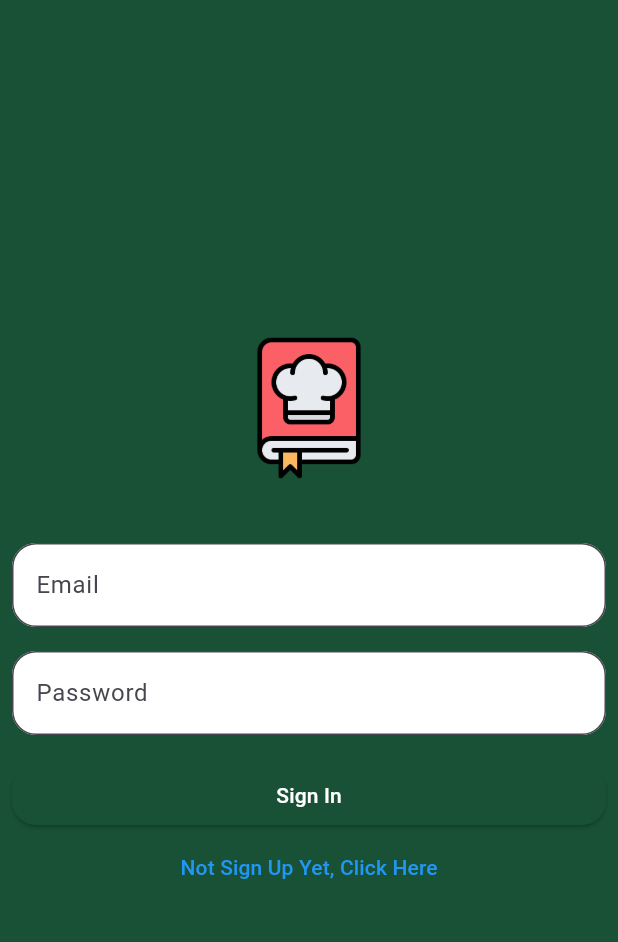
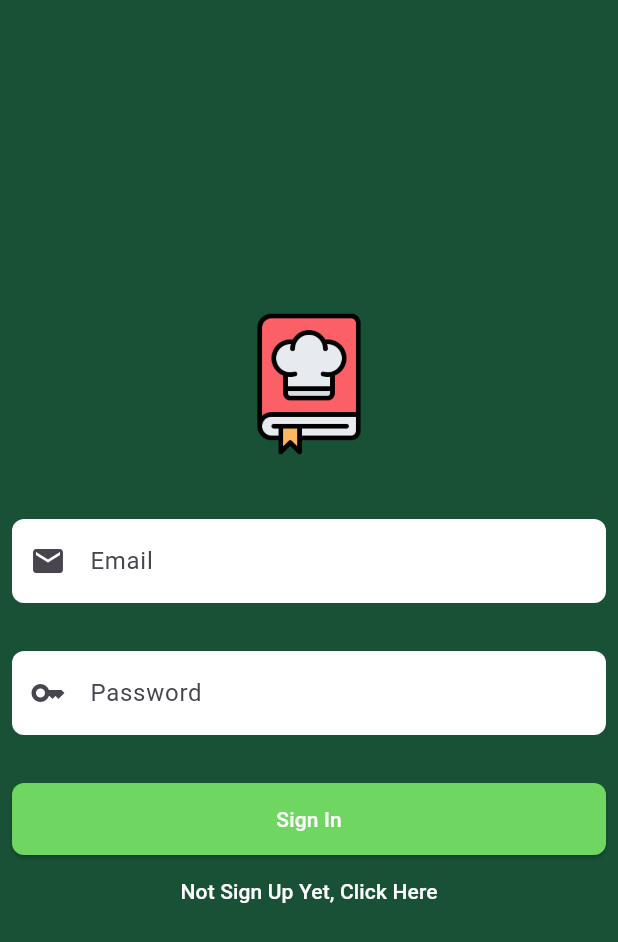
Before and after one commit to Zer0-01/Flutter-Recipe-Shot, a Flutter app: the screen it shows after launch, on a phone screen of 412 x 824 dp. Shown: the top 942 px of the screen. Run offline on Flutter 3.47's test engine with Material 3 defaults, Android fonts, the phone set to English and light mode, and no system bars; our stand-ins replace cloud_firestore, firebase_auth, firebase_core; accounts and stored records are empty.

Commit message:
feat(signin): enhance UI for the signin feature
- Create reusable widget for the SigninTextFormField
- Create reusable widget for the SigninButton

```diff
--- a/lib/features/signIn/view/signin_view.dart
+++ b/lib/features/signIn/view/signin_view.dart
@@ -1,7 +1,7 @@
 import 'package:flutter/material.dart';
-import 'package:flutter_recipe_shot/features/signin/view/widget/sign_in_button_widget.dart';
 import 'package:flutter_recipe_shot/features/signin/view/widget/sign_up_navigator_widget.dart';
-import 'package:flutter_recipe_shot/features/signin/view/widget/text_form_field_widget.dart';
+import 'package:flutter_recipe_shot/features/signin/view/widget/signin_button_widget.dart';
+import 'package:flutter_recipe_shot/features/signin/view/widget/signin_text_form_field_widget.dart';
 import 'package:flutter_recipe_shot/features/signin/vm/signin_vm.dart';
 import 'package:flutter_recipe_shot/features/signup/view/signup_view.dart';
 import 'package:flutter_recipe_shot/res/colors/app_colors.dart';
@@ -37,36 +37,34 @@ class _SigninViewState extends State<SigninView> {
               const SizedBox(
                 height: 40,
               ),
-              TextFormFieldWidget(
-                inputController: vm.emailController,
-                labelText: 'Email',
+              SigninTextFormFieldWidget(
+                controller: vm.emailController,
+                obscureText: false,
+                hintText: 'Email',
+                icon: Icons.email,
                 validator: (value) => value!.isEmpty ? 'Enter an email' : null,
               ),
               const SizedBox(
-                height: 16,
+                height: 32,
               ),
-              TextFormFieldWidget(
-                inputController: vm.passwordController,
-                labelText: 'Password',
+              SigninTextFormFieldWidget(
+                controller: vm.passwordController,
+                obscureText: true,
+                icon: Icons.key,
+                hintText: 'Password',
                 validator: (value) => value!.length < 6
                     ? "Enter a password 6+ characters long"
                     : null,
               ),
               const SizedBox(
-                height: 16,
+                height: 32,
               ),
-              Row(
-                children: [
-                  Expanded(
-                    child: SignInButtonWidget(
-                      onPressed: () {
-                        if (_formKey.currentState!.validate()) {
-                          vm.signIn(context);
-                        }
-                      },
-                    ),
-                  ),
-                ],
+              SignInButtonWidget(
+                onPressed: () {
+                  if (_formKey.currentState!.validate()) {
+                    vm.signIn(context);
+                  }
+                },
               ),
               SignUpNavigatorWidget(
                 onPressed: () {
--- a/lib/features/signIn/view/widget/sign_in_button_widget.dart
+++ /dev/null
@@ -1,21 +0,0 @@
-import 'package:flutter/material.dart';
-import 'package:flutter_recipe_shot/res/colors/app_colors.dart';
-
-class SignInButtonWidget extends StatelessWidget {
-  final void Function()? onPressed;
-  const SignInButtonWidget({super.key, this.onPressed});
-
-  @override
-  Widget build(BuildContext context) {
-    return ElevatedButton(
-      onPressed: onPressed,
-      style: ElevatedButton.styleFrom(
-        foregroundColor: Colors.white,
-        backgroundColor: AppColors.darkGreenColor,
-        shape: const RoundedRectangleBorder(
-            borderRadius: BorderRadius.all(Radius.circular(16))),
-      ),
-      child: const Text('Sign In'),
-    );
-  }
-}
--- a/lib/features/signIn/view/widget/sign_up_navigator_widget.dart
+++ b/lib/features/signIn/view/widget/sign_up_navigator_widget.dart
@@ -1,4 +1,5 @@
 import 'package:flutter/material.dart';
+import 'package:flutter_recipe_shot/res/colors/app_colors.dart';
 
 class SignUpNavigatorWidget extends StatelessWidget {
   final void Function()? onPressed;
@@ -11,9 +12,9 @@ class SignUpNavigatorWidget extends StatelessWidget {
           foregroundColor: Colors.blue,
         ),
         onPressed: onPressed,
-        child: const Text(
+        child: Text(
           'Not Sign Up Yet, Click Here',
-          style: TextStyle(color: Colors.blue),
+          style: TextStyle(color: AppColors.whiteColor),
         ));
   }
 }
--- /dev/null
+++ b/lib/features/signIn/view/widget/signin_button_widget.dart
@@ -0,0 +1,25 @@
+import 'package:flutter/material.dart';
+import 'package:flutter_recipe_shot/res/colors/app_colors.dart';
+
+class SignInButtonWidget extends StatelessWidget {
+  final void Function()? onPressed;
+  const SignInButtonWidget({super.key, this.onPressed});
+
+  @override
+  Widget build(BuildContext context) {
+    return SizedBox(
+      width: double.infinity,
+      height: 48,
+      child: ElevatedButton(
+        onPressed: onPressed,
+        style: ElevatedButton.styleFrom(
+          foregroundColor: Colors.white,
+          backgroundColor: AppColors.lightGreenColor,
+          shape: const RoundedRectangleBorder(
+              borderRadius: BorderRadius.all(Radius.circular(8.0))),
+        ),
+        child: const Text('Sign In'),
+      ),
+    );
+  }
+}
--- /dev/null
+++ b/lib/features/signIn/view/widget/signin_text_form_field_widget.dart
@@ -0,0 +1,38 @@
+import 'package:flutter/material.dart';
+import 'package:flutter_recipe_shot/res/colors/app_colors.dart';
+
+class SigninTextFormFieldWidget extends StatelessWidget {
+  final TextEditingController controller;
+  final bool obscureText;
+  final String hintText;
+  final IconData icon;
+  final String? Function(String?)? validator;
+
+  const SigninTextFormFieldWidget(
+      {super.key,
+      required this.controller,
+      required this.obscureText,
+      required this.icon,
+      this.validator,
+      required this.hintText});
+
+  @override
+  Widget build(BuildContext context) {
+    return TextFormField(
+      controller: controller,
+      obscureText: obscureText,
+      decoration: InputDecoration(
+        hintText: hintText,
+        filled: true,
+        fillColor: AppColors.whiteColor,
+        prefixIcon: Icon(icon),
+        border: OutlineInputBorder(
+          borderRadius: BorderRadius.circular(8.0),
+          borderSide: BorderSide.none,
+        ),
+        errorStyle: TextStyle(color: AppColors.whiteColor),
+      ),
+      validator: validator,
+    );
+  }
+}
--- a/lib/features/signIn/view/widget/text_form_field_widget.dart
+++ /dev/null
@@ -1,28 +0,0 @@
-import 'package:flutter/material.dart';
-
-class TextFormFieldWidget extends StatelessWidget {
-  final TextEditingController inputController;
-  final String labelText;
-  final String? Function(String?)? validator;
-  const TextFormFieldWidget(
-      {super.key,
-      required this.inputController,
-      required this.labelText,
-      this.validator});
-
-  @override
-  Widget build(BuildContext context) {
-    return TextFormField(
-      decoration: InputDecoration(
-        labelText: labelText,
-        border: OutlineInputBorder(
-          borderRadius: BorderRadius.circular(16)
-        ),
-        filled: true,
-        fillColor: Colors.white,
-      ),
-      controller: inputController,
-      validator: validator,
-    );
-  }
-}
```
